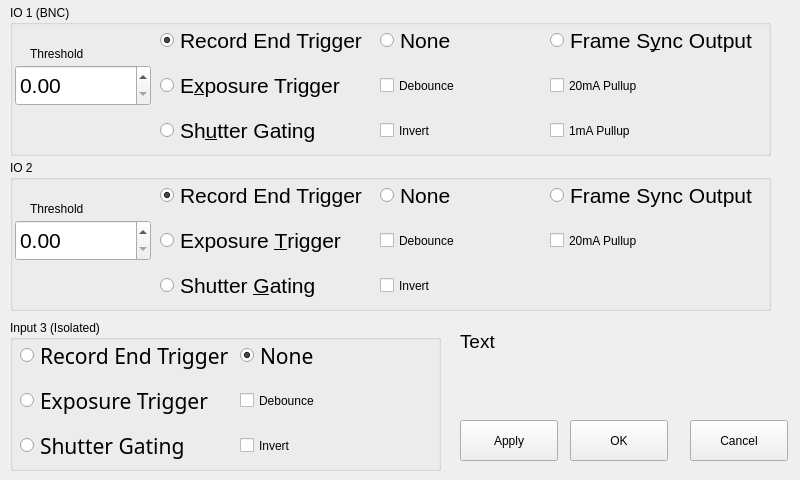
krontech/chronos-cam-app, file src/iosettingswindow.ui: the form before one commit.
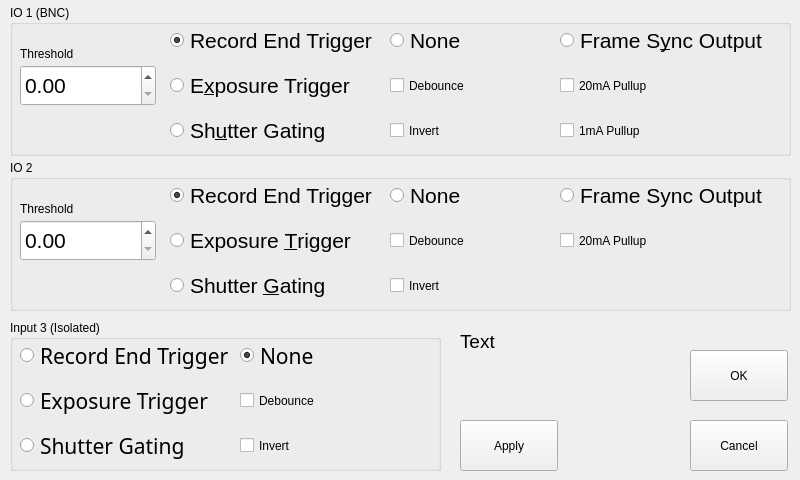
The form after the commit. Custom widgets are drawn as their Qt base class.

```diff
--- a/src/iosettingswindow.ui
+++ b/src/iosettingswindow.ui
@@ -21,7 +21,7 @@
     <rect>
      <x>10</x>
      <y>5</y>
-     <width>761</width>
+     <width>781</width>
      <height>151</height>
     </rect>
    </property>
@@ -43,7 +43,7 @@
    <widget class="QRadioButton" name="radioIO1FSOut">
     <property name="geometry">
      <rect>
-      <x>540</x>
+      <x>550</x>
       <y>15</y>
       <width>211</width>
       <height>41</height>
@@ -64,7 +64,7 @@
    <widget class="QRadioButton" name="radioIO1TrigIn">
     <property name="geometry">
      <rect>
-      <x>150</x>
+      <x>160</x>
       <y>15</y>
       <width>211</width>
       <height>41</height>
@@ -88,7 +88,7 @@
    <widget class="QRadioButton" name="radioIO1TriggeredShutter">
     <property name="geometry">
      <rect>
-      <x>150</x>
+      <x>160</x>
       <y>60</y>
       <width>211</width>
       <height>41</height>
@@ -109,7 +109,7 @@
    <widget class="QCheckBox" name="chkIO1Invert">
     <property name="geometry">
      <rect>
-      <x>370</x>
+      <x>380</x>
       <y>105</y>
       <width>97</width>
       <height>41</height>
@@ -125,7 +125,7 @@
    <widget class="QCheckBox" name="chkIO1Debounce">
     <property name="geometry">
      <rect>
-      <x>370</x>
+      <x>380</x>
       <y>60</y>
       <width>151</width>
       <height>41</height>
@@ -144,7 +144,7 @@
    <widget class="QCheckBox" name="chkIO1WeakPull">
     <property name="geometry">
      <rect>
-      <x>540</x>
+      <x>550</x>
       <y>105</y>
       <width>151</width>
       <height>41</height>
@@ -160,7 +160,7 @@
    <widget class="QCheckBox" name="chkIO1Pull">
     <property name="geometry">
      <rect>
-      <x>540</x>
+      <x>550</x>
       <y>60</y>
       <width>151</width>
       <height>41</height>
@@ -176,9 +176,9 @@
    <widget class="QLabel" name="label">
     <property name="geometry">
      <rect>
-      <x>20</x>
+      <x>10</x>
       <y>40</y>
-      <width>66</width>
+      <width>81</width>
       <height>17</height>
      </rect>
     </property>
@@ -189,7 +189,7 @@
    <widget class="QRadioButton" name="radioIO1None">
     <property name="geometry">
      <rect>
-      <x>370</x>
+      <x>380</x>
       <y>15</y>
       <width>101</width>
       <height>41</height>
@@ -210,7 +210,7 @@
    <widget class="QRadioButton" name="radioIO1ShutterGating">
     <property name="geometry">
      <rect>
-      <x>150</x>
+      <x>160</x>
       <y>105</y>
       <width>211</width>
       <height>41</height>
@@ -231,7 +231,7 @@
    <widget class="CamDoubleSpinBox" name="spinIO1Thresh">
     <property name="geometry">
      <rect>
-      <x>5</x>
+      <x>10</x>
       <y>60</y>
       <width>136</width>
       <height>41</height>
@@ -273,7 +273,7 @@
     <rect>
      <x>10</x>
      <y>160</y>
-     <width>761</width>
+     <width>781</width>
      <height>151</height>
     </rect>
    </property>
@@ -295,7 +295,7 @@
    <widget class="QRadioButton" name="radioIO2FSOut">
     <property name="geometry">
      <rect>
-      <x>540</x>
+      <x>550</x>
       <y>15</y>
       <width>211</width>
       <height>41</height>
@@ -316,7 +316,7 @@
    <widget class="QRadioButton" name="radioIO2TrigIn">
     <property name="geometry">
      <rect>
-      <x>150</x>
+      <x>160</x>
       <y>15</y>
       <width>211</width>
       <height>41</height>
@@ -340,7 +340,7 @@
    <widget class="QCheckBox" name="chkIO2Invert">
     <property name="geometry">
      <rect>
-      <x>370</x>
+      <x>380</x>
       <y>105</y>
       <width>97</width>
       <height>41</height>
@@ -356,7 +356,7 @@
    <widget class="QCheckBox" name="chkIO2Debounce">
     <property name="geometry">
      <rect>
-      <x>370</x>
+      <x>380</x>
       <y>60</y>
       <width>141</width>
       <height>41</height>
@@ -372,7 +372,7 @@
    <widget class="QCheckBox" name="chkIO2Pull">
     <property name="geometry">
      <rect>
-      <x>540</x>
+      <x>550</x>
       <y>60</y>
       <width>161</width>
       <height>41</height>
@@ -388,9 +388,9 @@
    <widget class="QLabel" name="label_2">
     <property name="geometry">
      <rect>
-      <x>20</x>
+      <x>10</x>
       <y>40</y>
-      <width>66</width>
+      <width>91</width>
       <height>17</height>
      </rect>
     </property>
@@ -401,7 +401,7 @@
    <widget class="QRadioButton" name="radioIO2None">
     <property name="geometry">
      <rect>
-      <x>370</x>
+      <x>380</x>
       <y>15</y>
       <width>101</width>
       <height>41</height>
@@ -422,7 +422,7 @@
    <widget class="QRadioButton" name="radioIO2TriggeredShutter">
     <property name="geometry">
      <rect>
-      <x>150</x>
+      <x>160</x>
       <y>60</y>
       <width>211</width>
       <height>41</height>
@@ -443,7 +443,7 @@
    <widget class="QRadioButton" name="radioIO2ShutterGating">
     <property name="geometry">
      <rect>
-      <x>150</x>
+      <x>160</x>
       <y>105</y>
       <width>211</width>
       <height>41</height>
@@ -464,7 +464,7 @@
    <widget class="CamDoubleSpinBox" name="spinIO2Thresh">
     <property name="geometry">
      <rect>
-      <x>5</x>
+      <x>10</x>
       <y>60</y>
       <width>136</width>
       <height>41</height>
@@ -501,10 +501,10 @@
   <widget class="QPushButton" name="cmdOK">
    <property name="geometry">
     <rect>
-     <x>570</x>
-     <y>420</y>
+     <x>690</x>
+     <y>350</y>
      <width>98</width>
-     <height>41</height>
+     <height>51</height>
     </rect>
    </property>
    <property name="text">
@@ -517,7 +517,7 @@
      <x>690</x>
      <y>420</y>
      <width>98</width>
-     <height>41</height>
+     <height>51</height>
     </rect>
    </property>
    <property name="text">
@@ -686,7 +686,7 @@
      <x>460</x>
      <y>420</y>
      <width>98</width>
-     <height>41</height>
+     <height>51</height>
     </rect>
    </property>
    <property name="text">
@@ -698,7 +698,7 @@
     <rect>
      <x>460</x>
      <y>330</y>
-     <width>91</width>
+     <width>131</width>
      <height>81</height>
     </rect>
    </property>
```
